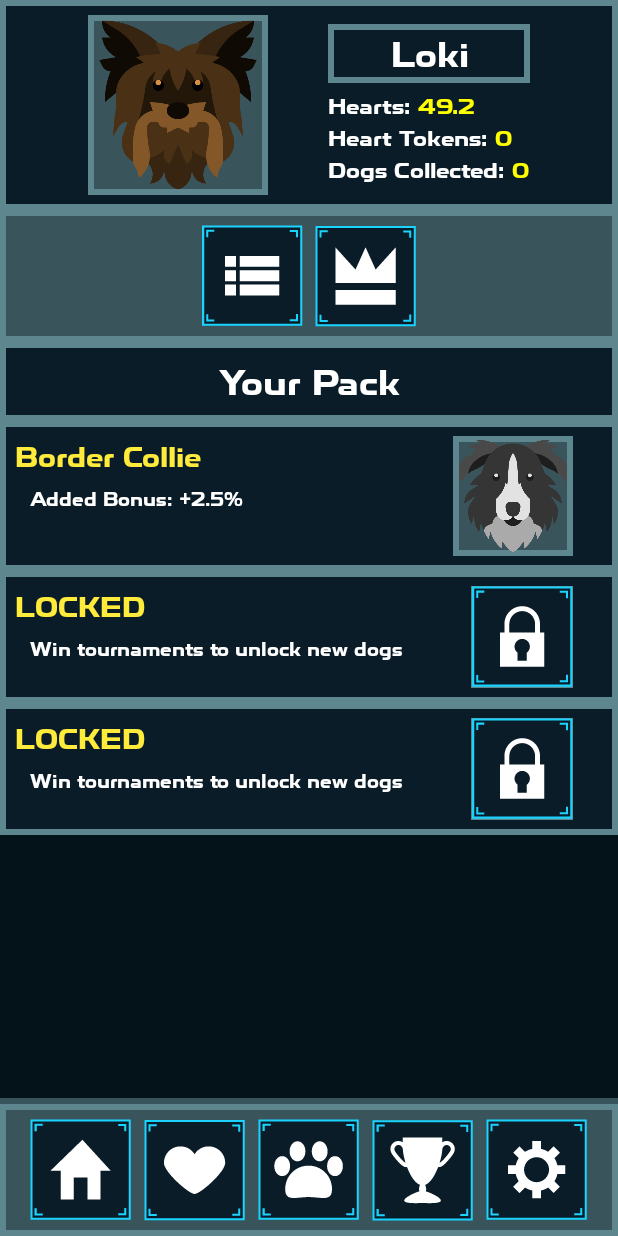
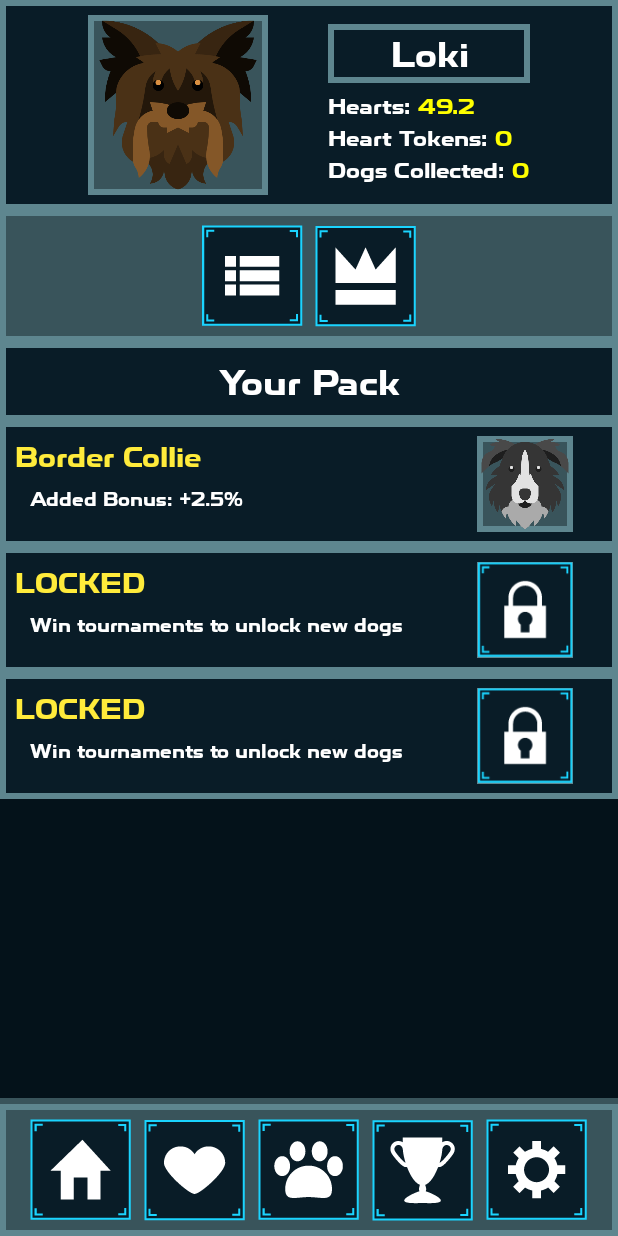
Before and after one commit to Lertos/project-yorkie, an Android app: the screen it shows after launch (HomePage), after a tap on "Pack Tab", on a phone screen of 412 x 824 dp. Run offline under Robolectric (Android 15) with nearby library versions, the phone set to English and light mode, and no system bars; 1 other tap on this screen came first.

Commit message:
Fixing image sizing issue

```diff
--- a/app/src/main/res/layout/item_pack_dog.xml
+++ b/app/src/main/res/layout/item_pack_dog.xml
@@ -55,7 +55,7 @@
             android:layout_marginEnd="20dp"
             android:adjustViewBounds="true"
             android:background="@drawable/border_with_light_bg"
-            android:maxHeight="80dp"
+            android:maxHeight="64dp"
             android:padding="0dp"
             android:src="@mipmap/pack_border_collie" />
 
```
